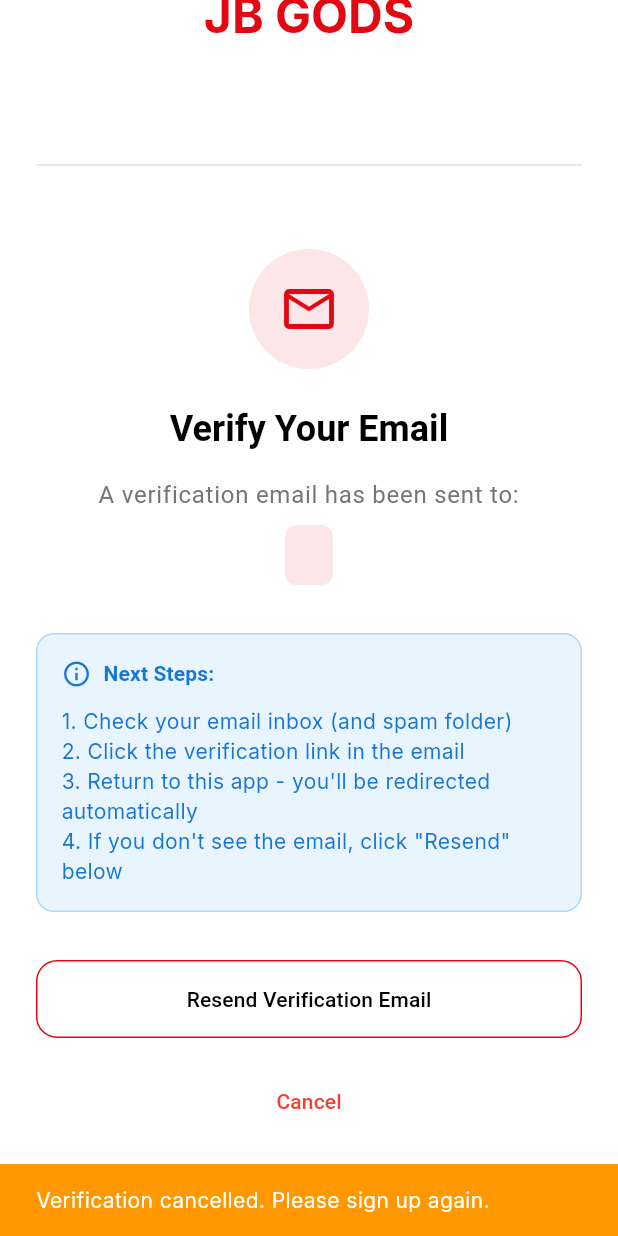
After one commit to kunta-kshiraj/Jbgods, a Flutter app: the VerifyEmailScreen screen opened directly, scrolled down 102 dp, after a tap on "Resend Verification Email", after a tap on "Cancel", on a phone screen of 412 x 824 dp. The commit adds this screen. Run offline on Flutter 3.47's test engine with Material 3 defaults, Android fonts, the phone set to English and light mode, and no system bars; drawn by our look-alikes of cached_network_image; our stand-ins replace cloud_firestore, firebase_auth, firebase_core, flutter_map, flutter_riverpod, geolocator and 4 more; accounts and stored records are empty; network calls fail; statements that could not run were skipped.

Commit message:
Before real check

```diff
--- a/jbgods/lib/features/auth/signup_screen.dart
+++ b/jbgods/lib/features/auth/signup_screen.dart
@@ -236,6 +236,9 @@ class _SignUpScreenState extends ConsumerState<SignUpScreen> {
 
       final user = userCredential.user!;
 
+      // Send email verification
+      await user.sendEmailVerification();
+
       // Create user document in Firestore
       await firestore.collection('users').doc(user.uid).set({
         'username': usernameCtrl.text.trim(),
@@ -253,8 +256,8 @@ class _SignUpScreenState extends ConsumerState<SignUpScreen> {
       // Wait a moment for the auth state to update
       await Future.delayed(const Duration(milliseconds: 500));
 
-      // Navigate to profile page for first-time users
-      if (mounted) context.go('/shell/profile');
+      // Navigate to verify email page
+      if (mounted) context.go('/verify-email');
     } on FirebaseAuthException catch (e) {
       String message = 'Sign up failed. Please try again.';
       switch (e.code) {
--- /dev/null
+++ b/jbgods/lib/features/auth/verify_email_screen.dart
@@ -0,0 +1,464 @@
+import 'package:flutter/material.dart';
+import 'package:flutter_riverpod/flutter_riverpod.dart';
+import 'package:go_router/go_router.dart';
+import 'package:firebase_auth/firebase_auth.dart';
+import 'dart:async';
+
+import '../../widgets/header_logo.dart';
+import '../../widgets/jb_button.dart';
+import '../../data/auth_providers.dart';
+
+class VerifyEmailScreen extends ConsumerStatefulWidget {
+  const VerifyEmailScreen({super.key});
+
+  @override
+  ConsumerState<VerifyEmailScreen> createState() => _VerifyEmailScreenState();
+}
+
+class _VerifyEmailScreenState extends ConsumerState<VerifyEmailScreen>  with WidgetsBindingObserver{
+  bool _isEmailVerified = false;
+  Timer? _timer;
+  bool _canResendEmail = true;
+  DateTime? _lastEmailSent;
+  int _resendAttempts = 0;
+  int _countdownSeconds = 0;
+  bool _isChecking = false;
+
+  @override
+  void initState() {
+    super.initState();
+    _checkEmailVerified();
+    WidgetsBinding.instance.addObserver(this);
+    _startTimer();
+  }
+
+  @override
+  void dispose() {
+    WidgetsBinding.instance.removeObserver(this);
+    _timer?.cancel();
+    super.dispose();
+  }
+
+  void _startTimer() {
+    _timer = Timer.periodic(const Duration(seconds: 2), (timer) {
+      _checkEmailVerified();
+    });
+  }
+   @override
+  void didChangeAppLifecycleState(AppLifecycleState state) {
+    if (state == AppLifecycleState.resumed) {
+      _checkEmailVerified();
+    }
+  }
+
+//   Future<void> _checkEmailVerified() async {
+//     if (_isChecking) return; // Prevent multiple simultaneous checks
+
+//     try {
+//       _isChecking = true;
+//       final user = ref.read(currentUserProvider);
+//       if (user == null) return;
+
+//       print('Checking email verification status...');
+
+//       // Get fresh user data from Firebase with retry logic
+//       int retryCount = 0;
+//       bool isVerified = false;
+
+//       while (retryCount < 3 && !isVerified) {
+//         await user.reload();
+//         isVerified = user.emailVerified;
+
+//         if (!isVerified) {
+//           print('Attempt ${retryCount + 1}: User email verified: $isVerified');
+//           await Future.delayed(const Duration(seconds: 1));
+//           retryCount++;
+//         }
+//       }
+
+//       print('Final verification status: $isVerified');
+
+//       if (mounted) {
+//         setState(() {
+//           _isEmailVerified = isVerified;
+//         });
+
+//         // If email is verified, cancel timer and navigate to login
+//         if (isVerified) {
+//           _timer?.cancel();
+//           if (mounted) {
+//             // Show success message
+//             ScaffoldMessenger.of(context).showSnackBar(
+//               const SnackBar(
+//                 content: Text('✅ Email verified successfully! Please login again.'),
+//                 backgroundColor: Colors.green,
+//                 duration: Duration(seconds: 3),
+//               ),
+//             );
+
+//             // Wait a moment for the snackbar to show
+//             await Future.delayed(const Duration(seconds: 3));
+
+//             if (mounted) {
+//               // Sign out the user and redirect to login
+//               final auth = ref.read(firebaseAuthProvider);
+//               await auth.signOut();
+
+//               // Navigate to login page
+//               context.go('/login');
+//             }
+//           }
+//         }
+//       }
+//     } catch (e) {
+//       print('Error checking email verification: $e');
+//       if (mounted) {
+//         ScaffoldMessenger.of(context).showSnackBar(
+//           SnackBar(
+//             content: Text('Error checking verification: $e'),
+//             backgroundColor: Colors.red,
+//             duration: const Duration(seconds: 2),
+//           ),
+//         );
+//       }
+//     } finally {
+//       _isChecking = false;
+//     }
+//   }
+Future<void> _checkEmailVerified() async {
+  if (_isChecking) return;
+  _isChecking = true;
+  try {
+    // Force refresh from server and refresh ID token
+    await FirebaseAuth.instance.currentUser?.reload();
+    await FirebaseAuth.instance.currentUser?.getIdToken(true);
+
+    final fresh = FirebaseAuth.instance.currentUser;
+    final isVerified = fresh?.emailVerified ?? false;
+
+    if (!mounted) return;
+
+    if (isVerified) {
+      _timer?.cancel();
+
+      // Optional toast/snackbar
+      ScaffoldMessenger.of(context).showSnackBar(
+        const SnackBar(
+          content: Text('✅ Email verified! Please log in.'),
+          backgroundColor: Colors.green,
+          duration: Duration(seconds: 2),
+        ),
+      );
+
+      // Sign out so user logs in cleanly
+      await FirebaseAuth.instance.signOut();
+      if (!mounted) return;
+
+      // Go to login page
+      context.go('/login');
+      return;
+    }
+
+    // Not verified yet → stay on this screen
+    setState(() {}); // update any UI if needed
+  } catch (e) {
+    if (!mounted) return;
+    ScaffoldMessenger.of(context).showSnackBar(
+      SnackBar(content: Text('Error checking verification: $e')),
+    );
+  } finally {
+    _isChecking = false;
+  }
+}
+
+
+  Future<void> _sendVerificationEmail() async {
+    try {
+      final user = ref.read(currentUserProvider);
+      if (user == null) return;
+
+      // Check rate limiting
+      final now = DateTime.now();
+      if (_lastEmailSent != null) {
+        final timeSinceLastEmail = now.difference(_lastEmailSent!);
+        if (timeSinceLastEmail.inSeconds < 60) {
+          final remainingTime = 60 - timeSinceLastEmail.inSeconds;
+          ScaffoldMessenger.of(context).showSnackBar(
+            SnackBar(
+              content: Text('Please wait ${remainingTime}s before sending another email'),
+              backgroundColor: Colors.orange,
+            ),
+          );
+          return;
+        }
+      }
+
+      // Check if too many attempts
+      if (_resendAttempts >= 3) {
+        ScaffoldMessenger.of(context).showSnackBar(
+          const SnackBar(
+            content: Text('Too many attempts. Please wait 5 minutes before trying again.'),
+            backgroundColor: Colors.red,
+          ),
+        );
+        return;
+      }
+
+      print('Sending verification email to: ${user.email}');
+      await user.sendEmailVerification();
+      print('Verification email sent successfully');
+
+      if (mounted) {
+        setState(() {
+          _canResendEmail = false;
+          _lastEmailSent = now;
+          _resendAttempts++;
+        });
+
+        ScaffoldMessenger.of(context).showSnackBar(
+          SnackBar(
+            content: Text('Verification email sent to ${user.email}! Please check your inbox and spam folder.'),
+            backgroundColor: Colors.green,
+            duration: const Duration(seconds: 5),
+          ),
+        );
+
+        // Start countdown timer
+        _countdownSeconds = 60;
+        Timer.periodic(const Duration(seconds: 1), (timer) {
+          if (mounted) {
+            setState(() {
+              _countdownSeconds--;
+            });
+
+            if (_countdownSeconds <= 0) {
+              timer.cancel();
+              setState(() {
+                _canResendEmail = true;
+              });
+            }
+          } else {
+            timer.cancel();
+          }
+        });
+      }
+    } catch (e) {
+      if (mounted) {
+        String errorMessage = 'Failed to send verification email';
+
+        if (e.toString().contains('too-many-requests')) {
+          errorMessage = 'Too many requests. Please wait 5 minutes before trying again.';
+          setState(() {
+            _canResendEmail = false;
+          });
+
+          // Re-enable after 5 minutes
+          Timer(const Duration(minutes: 5), () {
+            if (mounted) {
+              setState(() {
+                _canResendEmail = true;
+                _resendAttempts = 0;
+              });
+            }
+          });
+        } else if (e.toString().contains('network-request-failed')) {
+          errorMessage = 'Network error. Please check your internet connection.';
+        }
+
+        ScaffoldMessenger.of(context).showSnackBar(
+          SnackBar(
+            content: Text(errorMessage),
+            backgroundColor: Colors.red,
+          ),
+        );
+      }
+    }
+  }
+
+  Future<void> _cancelVerification() async {
+    try {
+      final auth = ref.read(firebaseAuthProvider);
+      await auth.signOut();
+
+      if (mounted) {
+        ScaffoldMessenger.of(context).showSnackBar(
+          const SnackBar(
+            content: Text('Verification cancelled. Please sign up again.'),
+            backgroundColor: Colors.orange,
+          ),
+        );
+        context.go('/login');
+      }
+    } catch (e) {
+      if (mounted) {
+        ScaffoldMessenger.of(context).showSnackBar(
+          SnackBar(
+            content: Text('Failed to cancel verification: $e'),
+            backgroundColor: Colors.red,
+          ),
+        );
+      }
+    }
+  }
+
+  @override
+  Widget build(BuildContext context) {
+    final theme = Theme.of(context);
+    final user = ref.watch(currentUserProvider);
+    final email = user?.email ?? 'your email';
+
+    return Scaffold(
+      backgroundColor: theme.colorScheme.background,
+      body: SafeArea(
+        child: SingleChildScrollView(
+          padding: const EdgeInsets.all(24.0),
+          child: Column(
+            children: [
+              const SizedBox(height: 60),
+
+              // Logo
+              const HeaderLogo(),
+
+              const SizedBox(height: 48),
+
+              // Verification Icon
+              Container(
+                width: 80,
+                height: 80,
+                decoration: BoxDecoration(
+                  color: theme.colorScheme.primary.withOpacity(0.1),
+                  shape: BoxShape.circle,
+                ),
+                child: Icon(
+                  Icons.email_outlined,
+                  size: 40,
+                  color: theme.colorScheme.primary,
+                ),
+              ),
+
+              const SizedBox(height: 24),
+
+              // Title
+              Text(
+                'Verify Your Email',
+                style: theme.textTheme.headlineSmall?.copyWith(
+                  fontWeight: FontWeight.bold,
+                ),
+                textAlign: TextAlign.center,
+              ),
+
+              const SizedBox(height: 16),
+
+              // Description
+              Text(
+                'A verification email has been sent to:',
+                style: theme.textTheme.bodyLarge?.copyWith(
+                  color: Colors.grey[600],
+                ),
+                textAlign: TextAlign.center,
+              ),
+
+              const SizedBox(height: 8),
+
+              // Email
+              Container(
+                padding: const EdgeInsets.symmetric(horizontal: 16, vertical: 8),
+                decoration: BoxDecoration(
+                  color: theme.colorScheme.primary.withOpacity(0.1),
+                  borderRadius: BorderRadius.circular(8),
+                ),
+                child: Text(
+                  email,
+                  style: theme.textTheme.bodyLarge?.copyWith(
+                    fontWeight: FontWeight.w500,
+                    color: theme.colorScheme.primary,
+                  ),
+                ),
+              ),
+
+              const SizedBox(height: 32),
+
+              // Instructions Box
+              Container(
+                width: double.infinity,
+                padding: const EdgeInsets.all(16),
+                decoration: BoxDecoration(
+                  color: Colors.blue.withOpacity(0.1),
+                  borderRadius: BorderRadius.circular(12),
+                  border: Border.all(
+                    color: Colors.blue.withOpacity(0.3),
+                    width: 1,
+                  ),
+                ),
+                child: Column(
+                  crossAxisAlignment: CrossAxisAlignment.start,
+                  children: [
+                    Row(
+                      children: [
+                        Icon(
+                          Icons.info_outline,
+                          color: Colors.blue[700],
+                          size: 20,
+                        ),
+                        const SizedBox(width: 8),
+                        Text(
+                          'Next Steps:',
+                          style: theme.textTheme.titleSmall?.copyWith(
+                            fontWeight: FontWeight.bold,
+                            color: Colors.blue[700],
+                          ),
+                        ),
+                      ],
+                    ),
+                    const SizedBox(height: 12),
+                    Text(
+                      '1. Check your email inbox (and spam folder)\n'
+                      '2. Click the verification link in the email\n'
+                      '3. Return to this app - you\'ll be redirected automatically\n'
+                      '4. If you don\'t see the email, click "Resend" below',
+                      style: theme.textTheme.bodyMedium?.copyWith(
+                        color: Colors.blue[700],
+                        height: 1.4,
+                      ),
+                    ),
+                  ],
+                ),
+              ),
+
+              const SizedBox(height: 32),
+
+              // Resend Email Button
+              SizedBox(
+                width: double.infinity,
+                child: JBButton(
+                  label: _canResendEmail
+                    ? 'Resend Verification Email'
+                    : 'Please wait ${_countdownSeconds}s',
+                  onPressed: _canResendEmail ? _sendVerificationEmail : null,
+                  outline: true,
+                ),
+              ),
+
+              const SizedBox(height: 16),
+
+              // Cancel Button
+              SizedBox(
+                width: double.infinity,
+                child: TextButton(
+                  onPressed: _cancelVerification,
+                  style: TextButton.styleFrom(
+                    foregroundColor: Colors.red,
+                    padding: const EdgeInsets.symmetric(vertical: 16),
+                  ),
+                  child: const Text('Cancel'),
+                ),
+              ),
+
+              const SizedBox(height: 40),
+            ],
+          ),
+        ),
+      ),
+    );
+  }
+}
--- a/jbgods/lib/router.dart
+++ b/jbgods/lib/router.dart
@@ -6,6 +6,8 @@ import 'data/auth_providers.dart';
 import 'features/splash/splash_screen.dart';
 import 'features/auth/login_screen.dart';
 import 'features/auth/signup_screen.dart';
+import 'features/auth/verify_email_screen.dart';
+import 'features/auth/forgot_password_screen.dart';
 import 'features/home/home_screen.dart';
 import 'features/map/map_screen.dart';
 import 'features/chat/chat_screen.dart';
@@ -128,8 +130,17 @@ final routerProvider = Provider<GoRouter>((ref) {
         return null;
       }
 
-      // 3) Logged in: redirect from auth pages
-      if (path == '/' || path == '/login' || path == '/signup') {
+      // 3) Logged in: check email verification first
+      if (user.emailVerified == false) {
+        // If email not verified, redirect to verify email page
+        if (path != '/verify-email') {
+          return '/verify-email';
+        }
+        return null; // Stay on verify email page
+      }
+
+      // 4) Email verified: redirect from auth pages
+      if (path == '/' || path == '/login' || path == '/signup' || path == '/verify-email') {
         // Use userRoleProvider which has a fallback
         final role = ref.read(userRoleProvider);
         if (role == 'first_time') {
@@ -158,6 +169,14 @@ final routerProvider = Provider<GoRouter>((ref) {
       GoRoute(
         path: '/signup',
         builder: (ctx, _) => const SignUpScreen(),
+      ),
+      GoRoute(
+        path: '/verify-email',
+        builder: (ctx, _) => const VerifyEmailScreen(),
+      ),
+      GoRoute(
+        path: '/forgot-password',
+        builder: (ctx, _) => const ForgotPasswordScreen(),
       ),
       GoRoute(
         path: '/admin/requests',
```
Also changed, not shown: jbgods/lib/features/Community/community_screen.dart (+5 -12 lines), jbgods/lib/features/auth/forgot_password_screen.dart (added, +202 -0 lines), jbgods/lib/features/auth/login_screen.dart (+19 -1 lines), 1 other file.
